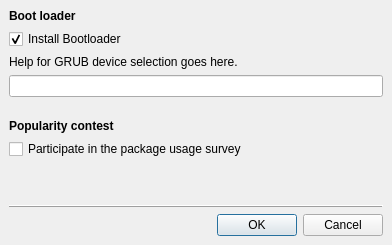
This is gui/qt/advanceddialog.ui in chenhan1218/ubiquity as Qt 5 draws it before an edit. The edited form follows.
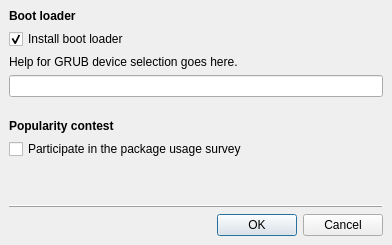
This is the edited form.

Commit message: * Adjust grub_enable text to have more usual capitalisation and spelling.

The edit to the form file:
```diff
--- a/gui/qt/advanceddialog.ui
+++ b/gui/qt/advanceddialog.ui
@@ -138,7 +138,7 @@
    <item row="1" column="0" >
     <widget class="QCheckBox" name="grub_enable" >
      <property name="text" >
-      <string>Install Bootloader</string>
+      <string>Install boot loader</string>
      </property>
      <property name="checked" >
       <bool>true</bool>
```
The commit also changes 2 other files.
